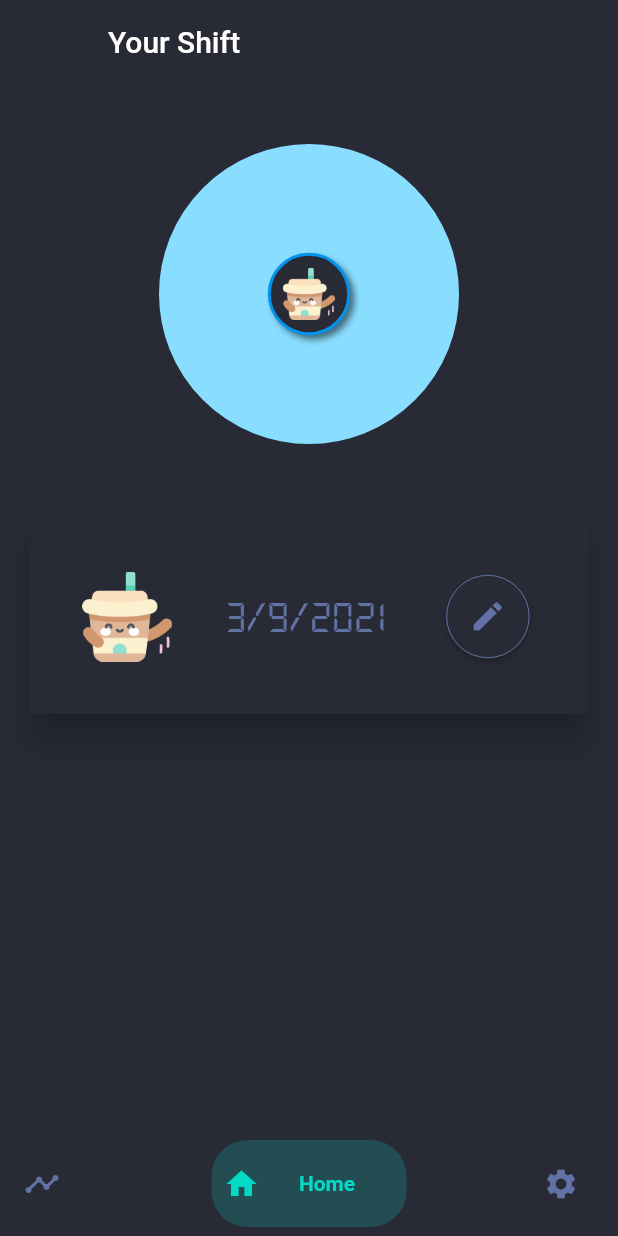
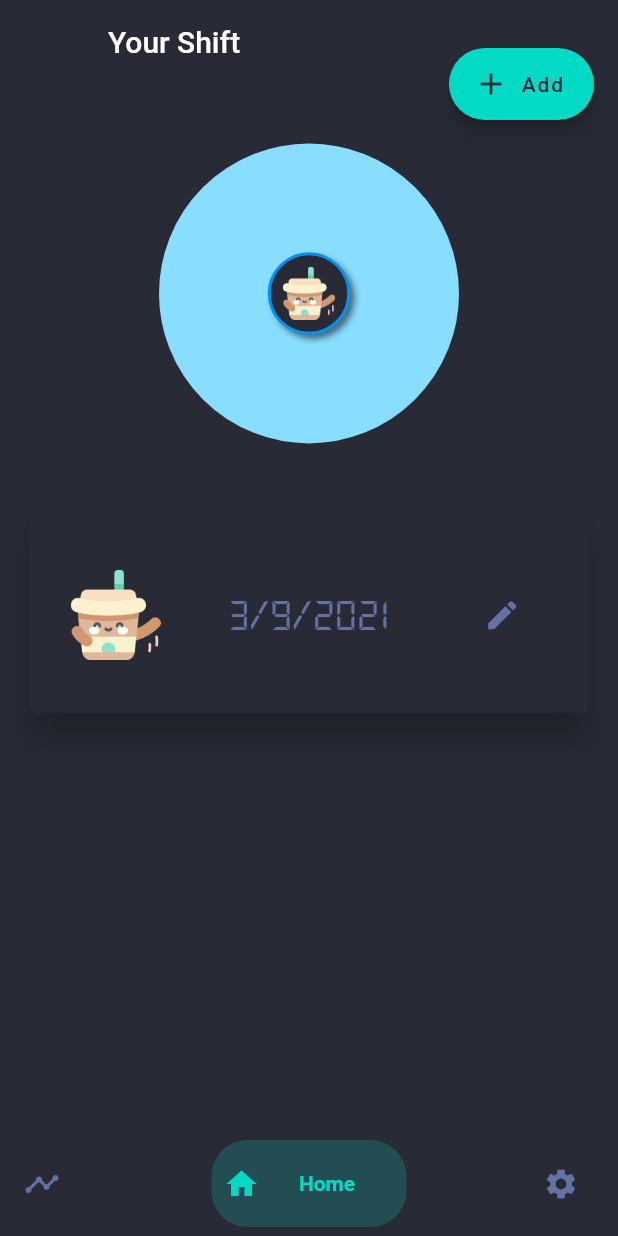
Before and after one commit to shiftyou-opensource/shiftyou.app, a Flutter app: the HomeView screen opened by its route, on a phone screen of 412 x 824 dp. Run offline on Flutter 3.47's test engine with Material 2 defaults, Android fonts, the phone set to English and light mode, and no system bars; drawn by our look-alikes of bottom_navy_bar, fl_chart; our stand-ins replace firebase_auth, firebase_core, flutter_holo_date_picker, get_it, google_sign_in, logger and 1 more; missing offline and left inert: date_range_form_field, flutter_timeline; accounts and stored records are empty; statements that could not run were skipped.

Commit message:
Fixed the home view, and  introduce the floating button everywhere
Signed-off-by: Vincenzo Palazzo <vincenzopalazzodev@gmail.com>

```diff
--- a/lib/model/shift.dart
+++ b/lib/model/shift.dart
@@ -33,6 +33,12 @@ class Shift {
 
   Shift(this._date, this._time);
 
+  void fromShift(Shift shift) {
+    this._date = shift.date;
+    this._time = shift.time;
+    this._done = shift.done;
+  }
+
   @override
   bool operator ==(Object other) =>
       identical(this, other) ||
--- a/lib/view/home/home_view.dart
+++ b/lib/view/home/home_view.dart
@@ -56,41 +56,9 @@ class _HomeView extends State<HomeView> {
         leading: Container(),
       ),
       floatingActionButtonLocation: FloatingActionButtonLocation.endTop,
-      floatingActionButton: makeVisibleComponent(
-          FloatingActionButton.extended(
-            onPressed: () {
-              // Add your onPressed code here!
-              showModalBottomSheet<void>(
-                  context: context,
-                  shape: RoundedRectangleBorder(
-                    borderRadius: BorderRadius.only(
-                        topLeft: Radius.circular(25.0),
-                        topRight: Radius.circular(25.0)),
-                  ),
-                  builder: (BuildContext context) {
-                    return InsertModifyShiftView(
-                      title: "Insert a Shift",
-                      start: _shifts.isEmpty
-                          ? DateTime.now()
-                          : _shifts.last.date.add(Duration(days: 1)),
-                      onSave: (Shift shift) => {
-                        _logger.d("On save called in the bottom dialog"),
-                        // TODO: save state and adding some method to handle the
-                        // manual method
-                        setState(() => _shifts.add(shift))
-                      },
-                      onClose: () => Navigator.of(context).pop(),
-                      modify: false,
-                    );
-                  });
-            },
-            icon: Icon(Icons.add),
-            backgroundColor: Theme.of(context).accentColor,
-            foregroundColor: Theme.of(context).primaryColor,
-            elevation: 5,
-            label: Text("Add"),
-          ),
-          _selectedView == 1 && _manual),
+      floatingActionButton: _makeFloatingButton(context,
+          onPress: (context, modify, index) => _makeBottomDialog(
+              context: context, modify: modify, index: index)),
       body: PageView(
         controller: _pageController,
         onPageChanged: (index) => setState(() => _selectedView = index),
@@ -139,13 +107,58 @@ class _HomeView extends State<HomeView> {
     );
   }
 
+  Widget _makeFloatingButton(BuildContext context,
+      {bool modify = false,
+      int? index,
+      Icon icon = const Icon(Icons.add),
+      required Function(BuildContext, bool, int?) onPress}) {
+    return makeVisibleComponent(
+        FloatingActionButton.extended(
+          onPressed: () => onPress(context, modify, index),
+          icon: icon,
+          backgroundColor: Theme.of(context).accentColor,
+          foregroundColor: Theme.of(context).primaryColor,
+          elevation: 5,
+          label: Text("Add"),
+        ),
+        (_selectedView == 1 || _selectedView == 2));
+  }
+
+  void _makeBottomDialog(
+      {required BuildContext context, bool modify = false, int? index}) {
+    showModalBottomSheet<void>(
+        context: context,
+        shape: RoundedRectangleBorder(
+          borderRadius: BorderRadius.only(
+              topLeft: Radius.circular(25.0), topRight: Radius.circular(25.0)),
+        ),
+        builder: (BuildContext context) {
+          return InsertModifyShiftView(
+            title: modify ? "Modify the Shift" : "Insert a Shift",
+            start: _shifts.isEmpty
+                ? DateTime.now()
+                : _shifts.last.date.add(Duration(days: 1)),
+            shift: index != null ? _shifts[index] : null,
+            onSave: (Shift shift) => {
+              _logger.d("On save called in the bottom dialog"),
+              // TODO: save state and adding some method to handle the
+              // manual method
+              if (index == null)
+                setState(() => _shifts.add(shift))
+              else
+                setState(() => _shifts.elementAt(index).fromShift(shift))
+            },
+            onClose: () => Navigator.of(context).pop(),
+            modify: modify,
+          );
+        });
+  }
+
   Widget _buildHomeView(BuildContext context, List<Shift> shifts) {
     return Column(children: [
-      Column(
-          mainAxisSize: MainAxisSize.max,
-          mainAxisAlignment: MainAxisAlignment.start,
-          children: [
-            Container(
+      Expanded(
+          flex: 2,
+            child: Container(
               width: 150,
               height: 280,
               color: Theme.of(context).backgroundColor,
@@ -176,21 +189,22 @@ class _HomeView extends State<HomeView> {
                 ),
               ),
             )
-          ]),
+          ),
       Expanded(
+        flex: 3,
         child: ListView.builder(
             shrinkWrap: true,
             itemCount: shifts.length,
             physics: AlwaysScrollableScrollPhysics(),
             scrollDirection: Axis.vertical,
-            itemBuilder: (BuildContext contex, int index) {
-              return _buildShiftCardView(context, shifts[index]);
+            itemBuilder: (BuildContext context, int index) {
+              return _buildShiftCardView(context, shifts[index], index);
             }),
       ),
     ]);
   }
 
-  Widget _buildShiftCardView(BuildContext context, Shift shift) {
+  Widget _buildShiftCardView(BuildContext context, Shift shift, int index) {
     return Card(
         elevation: 10.0,
         margin: EdgeInsets.fromLTRB(20, 10, 20, 10),
@@ -202,59 +216,40 @@ class _HomeView extends State<HomeView> {
               mainAxisSize: MainAxisSize.max,
               mainAxisAlignment: MainAxisAlignment.spaceEvenly,
               children: [
-                Column(
-                  mainAxisSize: MainAxisSize.min,
-                  mainAxisAlignment: MainAxisAlignment.start,
-                  children: [
-                    Container(
+                Expanded(
+                  flex: 2,
+                  child: Center(
+                    child: Container(
                         child: Image(
                             image: AssetImage(
                                 "assets/images/${Converter.fromShiftTimeToImage(shift.time)}"),
                             height: 60.0)),
-                  ],
                   ),
-                Column(
-                  mainAxisSize: MainAxisSize.max,
-                  mainAxisAlignment: MainAxisAlignment.center,
-                  crossAxisAlignment: CrossAxisAlignment.center,
-                  children: [
-                    Container(
+                ),
+                Expanded(
+                  flex: 6,
+                  child: Center(
+                      child: Container(
                     margin: EdgeInsets.all(15),
                     padding: EdgeInsets.all(10),
                     alignment: Alignment.center,
                     child: Text(
                         "${shift.date.day}/${shift.date.month}/${shift.date.year}",
-                          style:
-                              TextStyle(fontFamily: 'DsDigit', fontSize: 30)),
-                    )
-                  ],
+                        style: TextStyle(fontFamily: 'DsDigit', fontSize: 30)),
+                  )),
                 ),
-                Column(
-                  mainAxisSize: MainAxisSize.min,
-                  mainAxisAlignment: MainAxisAlignment.end,
-                  crossAxisAlignment: CrossAxisAlignment.end,
-                  children: [
-                    Center(
-                      child: ElevatedButton(
-                        onPressed: () {},
-                        child: Icon(
+                Expanded(
+                    flex: 2,
+                    child: Center(
+                        child: IconButton(
+                      onPressed: () => _makeBottomDialog(
+                          modify: true, index: index, context: context),
+                      icon: Icon(
                         Icons.edit,
                         color: Theme.of(context).textTheme.bodyText1!.color,
                         size: 25.0,
                       ),
-                        style: ElevatedButton.styleFrom(
-                            side: BorderSide(
-                              width: 0,
-                              color:
-                                  Theme.of(context).textTheme.bodyText1!.color!,
-                            ),
-                            padding: EdgeInsets.all(15),
-                            shape: CircleBorder(),
-                            primary: Theme.of(context).backgroundColor),
-                      ),
-                    )
-                  ],
-                )
+                    )))
               ],
             ),
           ),
```
Also changed, not shown: lib/utils/generic_components.dart (+53 -0 lines), lib/view/home/insert_modify_shift.dart (+28 -22 lines). Lines whose indentation alone changed are shown as unchanged.
